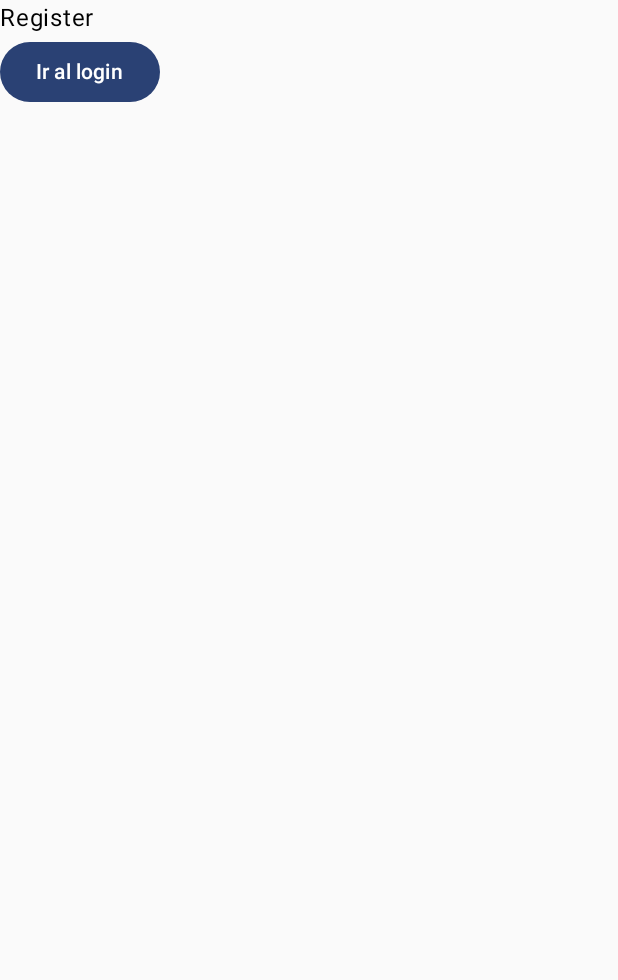
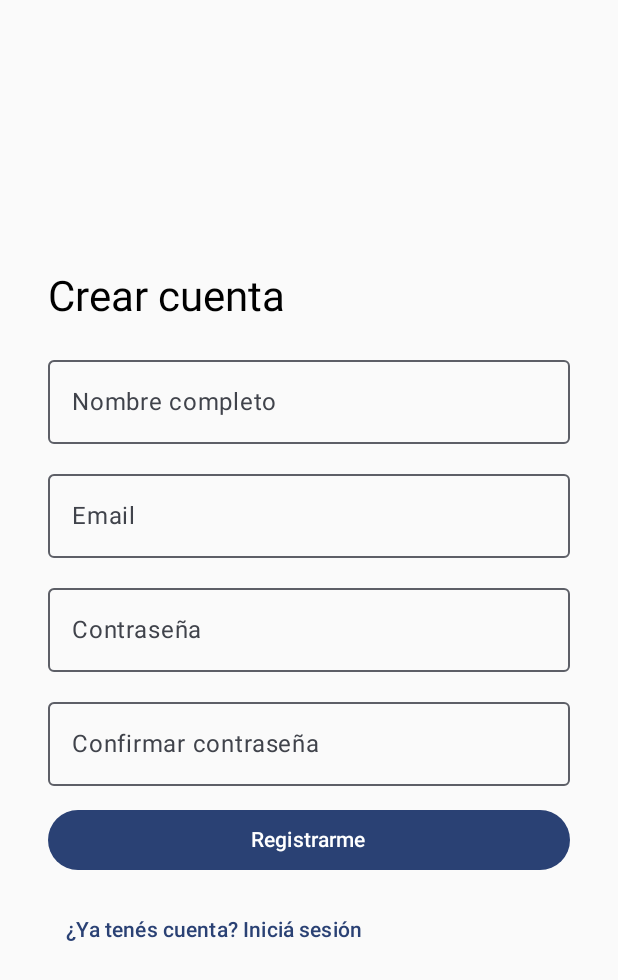
Before and after one commit to luciaaldana/EccomerceApp, an Android app built with Jetpack Compose: the RegisterScreen screen opened through its navigation route, on a phone screen of 412 x 824 dp. Shown: the top 980 px of the screen. Run offline under Robolectric (Android 15) with nearby library versions, the light colour scheme and no system bars; our stand-ins replace Dagger/Hilt's generated code.

Commit message:
feat(auth): implement login and register screens with validation and hilt di setup

```diff
--- a/app/src/main/AndroidManifest.xml
+++ b/app/src/main/AndroidManifest.xml
@@ -3,6 +3,7 @@
     xmlns:tools="http://schemas.android.com/tools" >
 
     <application
+        android:name=".EccomerceApp"
         android:allowBackup="true"
         android:dataExtractionRules="@xml/data_extraction_rules"
         android:fullBackupContent="@xml/backup_rules"
--- a/app/src/main/java/com/luciaaldana/eccomerceapp/MainActivity.kt
+++ b/app/src/main/java/com/luciaaldana/eccomerceapp/MainActivity.kt
@@ -15,7 +15,9 @@ import androidx.compose.ui.tooling.preview.Preview
 import androidx.navigation.compose.rememberNavController
 import com.luciaaldana.eccomerceapp.navigation.NavGraph
 import com.luciaaldana.eccomerceapp.ui.theme.EccomerceAppTheme
+import dagger.hilt.android.AndroidEntryPoint
 
+@AndroidEntryPoint
 class MainActivity : ComponentActivity() {
     override fun onCreate(savedInstanceState: Bundle?) {
         super.onCreate(savedInstanceState)
--- /dev/null
+++ b/app/src/main/java/com/luciaaldana/eccomerceapp/model/repository/AuthRepository.kt
@@ -0,0 +1,9 @@
+package com.luciaaldana.eccomerceapp.model.repository
+
+import com.luciaaldana.eccomerceapp.model.data.MockUser
+
+interface AuthRepository {
+    fun login(email: String, password: String): Boolean
+    fun register(user: MockUser): Boolean
+    fun logout()
+}
--- a/app/src/main/java/com/luciaaldana/eccomerceapp/ui/screen/LoginScreen.kt
+++ b/app/src/main/java/com/luciaaldana/eccomerceapp/ui/screen/LoginScreen.kt
@@ -1,16 +1,75 @@
 package com.luciaaldana.eccomerceapp.ui.screen
 
-import androidx.compose.foundation.layout.Column
+import androidx.compose.foundation.layout.*
 import androidx.compose.material3.*
-import androidx.compose.runtime.Composable
+import androidx.compose.runtime.*
+import androidx.compose.ui.*
+import androidx.compose.ui.text.input.*
+import androidx.compose.ui.unit.dp
+import androidx.hilt.navigation.compose.hiltViewModel
 import androidx.navigation.NavController
+import com.luciaaldana.eccomerceapp.viewmodel.LoginViewModel
 
 @Composable
-fun LoginScreen(navController: NavController) {
-    Column {
-        Text("Login")
-        Button(onClick = { navController.navigate("productList") }) {
-            Text("Ir a catálogo")
+fun LoginScreen(
+    navController: NavController,
+    viewModel: LoginViewModel = hiltViewModel()
+) {
+    if (viewModel.isLoggedIn) {
+        LaunchedEffect(Unit) {
+            navController.navigate("productList") {
+                popUpTo("login") { inclusive = true }
+            }
+        }
+    }
+
+    Column(
+        modifier = Modifier
+            .fillMaxSize()
+            .padding(32.dp),
+        verticalArrangement = Arrangement.Center
+    ) {
+        Text("Iniciar sesión", style = MaterialTheme.typography.headlineMedium)
+
+        Spacer(modifier = Modifier.height(16.dp))
+
+        OutlinedTextField(
+            value = viewModel.email,
+            onValueChange = { viewModel.email = it },
+            label = { Text("Email") },
+            modifier = Modifier.fillMaxWidth(),
+            isError = viewModel.errorMessage?.contains("Email") == true
+        )
+
+        Spacer(modifier = Modifier.height(12.dp))
+
+        OutlinedTextField(
+            value = viewModel.password,
+            onValueChange = { viewModel.password = it },
+            label = { Text("Contraseña") },
+            visualTransformation = PasswordVisualTransformation(),
+            modifier = Modifier.fillMaxWidth(),
+            isError = viewModel.errorMessage?.contains("contraseña") == true
+        )
+
+        Spacer(modifier = Modifier.height(12.dp))
+
+        Button(
+            onClick = { viewModel.onLoginClick() },
+            modifier = Modifier.fillMaxWidth()
+        ) {
+            Text("Ingresar")
+        }
+
+        viewModel.errorMessage?.let {
+            Spacer(modifier = Modifier.height(12.dp))
+            Text(text = it, color = MaterialTheme.colorScheme.error)
+        }
+
+        Spacer(modifier = Modifier.height(12.dp))
+
+        TextButton(onClick = { navController.navigate("register") }) {
+            Text("¿No tenés cuenta? Registrate")
         }
     }
 }
--- a/app/src/main/java/com/luciaaldana/eccomerceapp/ui/screen/RegisterScreen.kt
+++ b/app/src/main/java/com/luciaaldana/eccomerceapp/ui/screen/RegisterScreen.kt
@@ -1,16 +1,96 @@
 package com.luciaaldana.eccomerceapp.ui.screen
 
-import androidx.compose.foundation.layout.Column
+import androidx.compose.foundation.layout.*
 import androidx.compose.material3.*
 import androidx.compose.runtime.Composable
+import androidx.compose.runtime.LaunchedEffect
+import androidx.compose.ui.Modifier
+import androidx.compose.ui.text.input.PasswordVisualTransformation
+import androidx.compose.ui.unit.dp
+import androidx.hilt.navigation.compose.hiltViewModel
 import androidx.navigation.NavController
+import com.luciaaldana.eccomerceapp.viewmodel.RegisterViewModel
 
 @Composable
 fun RegisterScreen(navController: NavController) {
-    Column {
-        Text("Register")
-        Button(onClick = { navController.navigate("login") }) {
-            Text("Ir al login")
+   val viewModel: RegisterViewModel = hiltViewModel()
+
+    if (viewModel.isRegistered) {
+        LaunchedEffect(Unit) {
+            navController.navigate(route = "login") {
+                popUpTo(route = "register") { inclusive = true }
+            }
+        }
+    }
+
+    Column(
+        modifier = Modifier
+            .fillMaxSize()
+            .padding(32.dp),
+        verticalArrangement = Arrangement.Center
+    ) {
+        Text("Crear cuenta", style = MaterialTheme.typography.headlineMedium)
+
+        Spacer(modifier = Modifier.height(16.dp))
+
+        OutlinedTextField(
+            value = viewModel.fullName,
+            onValueChange = { viewModel.fullName = it },
+            label = { Text("Nombre completo") },
+            modifier = Modifier.fillMaxWidth(),
+            isError = viewModel.errorMessage?.contains("nombre") == true
+        )
+
+        Spacer(modifier = Modifier.height(12.dp))
+
+        OutlinedTextField(
+            value = viewModel.email,
+            onValueChange = { viewModel.email = it },
+            label = { Text("Email") },
+            modifier = Modifier.fillMaxWidth(),
+            isError = viewModel.errorMessage?.contains("email", true) == true
+        )
+
+        Spacer(modifier = Modifier.height(12.dp))
+
+        OutlinedTextField(
+            value = viewModel.password,
+            onValueChange = { viewModel.password = it },
+            label = { Text("Contraseña") },
+            visualTransformation = PasswordVisualTransformation(),
+            modifier = Modifier.fillMaxWidth(),
+            isError = viewModel.errorMessage?.contains("contraseña") == true
+        )
+
+        Spacer(modifier = Modifier.height(12.dp))
+
+        OutlinedTextField(
+            value = viewModel.confirmPassword,
+            onValueChange = { viewModel.confirmPassword = it },
+            label = { Text("Confirmar contraseña") },
+            visualTransformation = PasswordVisualTransformation(),
+            modifier = Modifier.fillMaxWidth(),
+            isError = viewModel.errorMessage?.contains("coinciden") == true
+        )
+
+        Spacer(modifier = Modifier.height(12.dp))
+
+        Button(
+            onClick = { viewModel.onRegisterClick() },
+            modifier = Modifier.fillMaxWidth()
+        ) {
+            Text("Registrarme")
+        }
+
+        viewModel.errorMessage?.let {
+            Spacer(modifier = Modifier.height(12.dp))
+            Text(text = it, color = MaterialTheme.colorScheme.error)
+        }
+
+        Spacer(modifier = Modifier.height(12.dp))
+
+        TextButton(onClick = { navController.navigate("login") }) {
+            Text("¿Ya tenés cuenta? Iniciá sesión")
         }
     }
 }
--- /dev/null
+++ b/app/src/main/java/com/luciaaldana/eccomerceapp/viewmodel/LoginViewModel.kt
@@ -0,0 +1,56 @@
+package com.luciaaldana.eccomerceapp.viewmodel
+
+import androidx.compose.runtime.*
+import androidx.lifecycle.ViewModel
+import androidx.lifecycle.viewModelScope
+import com.luciaaldana.eccomerceapp.model.repository.AuthRepository
+import dagger.hilt.android.lifecycle.HiltViewModel
+import kotlinx.coroutines.launch
+import javax.inject.Inject
+import android.util.Patterns
+
+@HiltViewModel
+class LoginViewModel @Inject constructor(
+    private val authRepository: AuthRepository
+) : ViewModel() {
+
+    var email by mutableStateOf<String>(value = "")
+    var password by mutableStateOf<String>(value = "")
+    var isLoggedIn by mutableStateOf<Boolean>(value =  false)
+    var errorMessage by mutableStateOf<String?>(value = null)
+
+    fun onLoginClick() {
+        viewModelScope.launch {
+            if (!isValidEmail(email)) {
+                errorMessage = "Email inválido"
+                return@launch
+            }
+
+            if (password.length < 8) {
+                errorMessage = "La constraseña debe tener al menos 8 caracteres"
+                return@launch
+            }
+
+            val success = authRepository.login(email.trim(), password)
+
+            if (success) {
+                isLoggedIn = true
+                errorMessage = null
+            } else {
+                errorMessage = "Credenciales incorrectas"
+            }
+        }
+    }
+
+    fun logout() {
+        authRepository.logout()
+        isLoggedIn = false
+        email = ""
+        password = ""
+        errorMessage = null
+    }
+
+    private fun isValidEmail(email: String): Boolean {
+        return Patterns.EMAIL_ADDRESS.matcher(email).matches()
+    }
+}
--- /dev/null
+++ b/app/src/main/java/com/luciaaldana/eccomerceapp/viewmodel/RegisterViewModel.kt
@@ -0,0 +1,65 @@
+package com.luciaaldana.eccomerceapp.viewmodel
+
+import android.util.Patterns
+import androidx.compose.runtime.getValue
+import androidx.compose.runtime.mutableStateOf
+import androidx.compose.runtime.setValue
+import androidx.lifecycle.ViewModel
+import androidx.lifecycle.viewModelScope
+import com.luciaaldana.eccomerceapp.model.data.MockUser
+import com.luciaaldana.eccomerceapp.model.repository.AuthRepository
+import dagger.hilt.android.lifecycle.HiltViewModel
+import kotlinx.coroutines.launch
+import javax.inject.Inject
+
+@HiltViewModel
+class RegisterViewModel @Inject constructor(
+    private val authRepository: AuthRepository
+): ViewModel() {
+
+    var fullName by mutableStateOf<String>(value = "")
+    var email by mutableStateOf<String>(value = "")
+    var password by mutableStateOf<String>(value = "")
+    var confirmPassword by mutableStateOf<String>(value = "")
+
+    var errorMessage by mutableStateOf<String?>(value = null)
+    var isRegistered by mutableStateOf<Boolean>(value = false)
+
+    fun onRegisterClick() {
+        if(!isValid()) return
+
+        viewModelScope.launch {
+            val user = MockUser(email = email.trim(), password = password, fullName = fullName.trim())
+            val success = authRepository.register(user)
+
+            if(success) {
+                isRegistered = true
+                errorMessage = null
+            } else {
+                errorMessage = "El usuario ya está registrado"
+            }
+        }
+    }
+
+    private fun isValid(): Boolean {
+        if (fullName.isBlank()) {
+            errorMessage = "El nombre completo es obligatorio"
+            return false
+        }
+        if (!Patterns.EMAIL_ADDRESS.matcher(email).matches()) {
+           errorMessage = "Email inválido"
+           return false
+        }
+        if (password.length < 8) {
+            errorMessage = "La contraseña debe tener al menos 8 caracteres"
+            return false
+        }
+        if (password != confirmPassword) {
+            errorMessage = "Las constraseñas no coinciden"
+            return false
+        }
+        errorMessage = null
+        return true
+    }
+
+}
--- a/build.gradle.kts
+++ b/build.gradle.kts
@@ -3,4 +3,5 @@ plugins {
     alias(libs.plugins.android.application) apply false
     alias(libs.plugins.kotlin.android) apply false
     alias(libs.plugins.kotlin.compose) apply false
+    alias(libs.plugins.dagger.hilt.android) apply false
 }
--- a/settings.gradle.kts
+++ b/settings.gradle.kts
@@ -14,6 +14,7 @@ pluginManagement {
 dependencyResolutionManagement {
     repositoriesMode.set(RepositoriesMode.FAIL_ON_PROJECT_REPOS)
     repositories {
+        gradlePluginPortal()
         google()
         mavenCentral()
     }
```
Also changed, not shown: app/build.gradle.kts (+18 -3 lines), app/src/main/java/com/luciaaldana/eccomerceapp/EccomerceApp.kt (added, +7 -0 lines), app/src/main/java/com/luciaaldana/eccomerceapp/di/AuthModule.kt (added, +19 -0 lines), app/src/main/java/com/luciaaldana/eccomerceapp/model/data/MockUser.kt (added, +7 -0 lines), app/src/main/java/com/luciaaldana/eccomerceapp/model/repository/AuthRepositoryImpl.kt (added, +35 -0 lines), app/src/main/java/com/luciaaldana/eccomerceapp/ui/screen/ProductListScreen.kt (+18 -0 lines), gradle/libs.versions.toml (+7 -0 lines), 2 other files.
